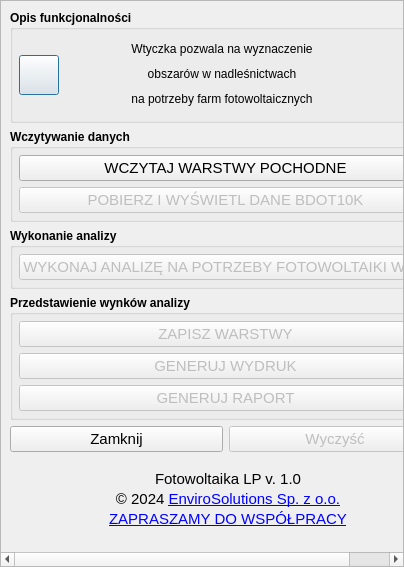
This is photovoltaics_LP_dialog_base.ui in envirosolutionspl/pv_las as Qt 5 draws it before an edit. The edited form follows.
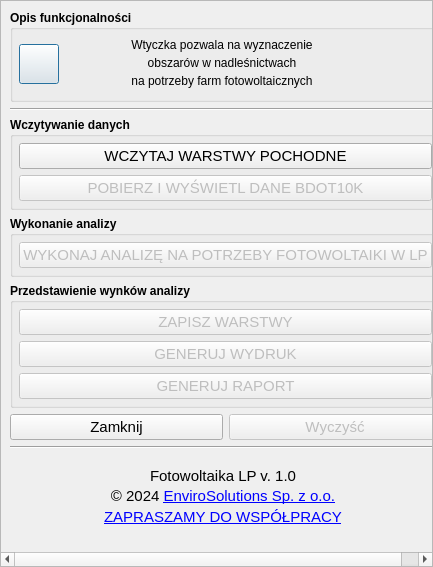
This is the edited form. Icons and pictures are not drawn.

Commit message: Poprawa UI i zmiana loga wtyczki

Patch:
```diff
--- a/photovoltaics_LP_dialog_base.ui
+++ b/photovoltaics_LP_dialog_base.ui
@@ -9,7 +9,7 @@
    <rect>
     <x>0</x>
     <y>0</y>
-    <width>404</width>
+    <width>433</width>
     <height>567</height>
    </rect>
   </property>
@@ -43,7 +43,7 @@
        <rect>
         <x>0</x>
         <y>0</y>
-        <width>402</width>
+        <width>431</width>
         <height>565</height>
        </rect>
       </property>
@@ -194,6 +194,13 @@
          </layout>
         </widget>
        </item>
+       <item>
+        <widget class="Line" name="line_2">
+         <property name="orientation">
+          <enum>Qt::Horizontal</enum>
+         </property>
+        </widget>
+       </item>
        <item>
         <widget class="QGroupBox" name="selectionLayersGB">
          <property name="sizePolicy">
@@ -432,6 +439,13 @@
          </item>
         </layout>
        </item>
+       <item>
+        <widget class="Line" name="line">
+         <property name="orientation">
+          <enum>Qt::Horizontal</enum>
+         </property>
+        </widget>
+       </item>
        <item>
         <layout class="QHBoxLayout" name="horizontalLayout_8">
          <property name="spacing">
@@ -455,9 +469,9 @@
          <item>
           <layout class="QGridLayout" name="gridLayout_7" columnstretch="0">
            <property name="leftMargin">
-            <number>20</number>
+            <number>6</number>
            </property>
-           <item row="0" column="0">
+           <item row="0" column="0" alignment="Qt::AlignHCenter|Qt::AlignVCenter">
             <widget class="QLabel" name="label_60">
              <property name="maximumSize">
               <size>
@@ -542,7 +556,7 @@
                 </font>
                </property>
                <property name="text">
-                <string>&lt;html&gt;&lt;head/&gt;&lt;body&gt;&lt;p&gt;&lt;a href=&quot;https://www.envirosolutions.pl/Narzedzia-Automatyzacji-QGIS.pdf&quot;&gt;&lt;span style=&quot; text-decoration: underline; color:#0000ff;&quot;&gt;ZAPRASZAMY DO WSPÓŁPRACY&lt;/span&gt;&lt;/a&gt;&lt;/p&gt;&lt;/body&gt;&lt;/html&gt;</string>
+                <string>&lt;html&gt;&lt;head/&gt;&lt;body&gt;&lt;p&gt;&lt;a href=&quot;mailto:office@envirosolutions.pl&quot;&gt;&lt;span style=&quot; text-decoration: underline; color:#0000ff;&quot;&gt;ZAPRASZAMY DO WSPÓŁPRACY&lt;/span&gt;&lt;/a&gt;&lt;/p&gt;&lt;/body&gt;&lt;/html&gt;</string>
                </property>
                <property name="textFormat">
                 <enum>Qt::RichText</enum>
@@ -565,9 +579,9 @@
          <item>
           <layout class="QGridLayout" name="gridLayout">
            <property name="rightMargin">
-            <number>10</number>
+            <number>6</number>
            </property>
-           <item row="0" column="0">
+           <item row="0" column="0" alignment="Qt::AlignHCenter|Qt::AlignVCenter">
             <widget class="QLabel" name="label_7">
              <property name="sizePolicy">
               <sizepolicy hsizetype="Maximum" vsizetype="Minimum">
```
Left out of the diff: 6 changed lines with no effect on the pictures. The commit also changes 4 other files.
